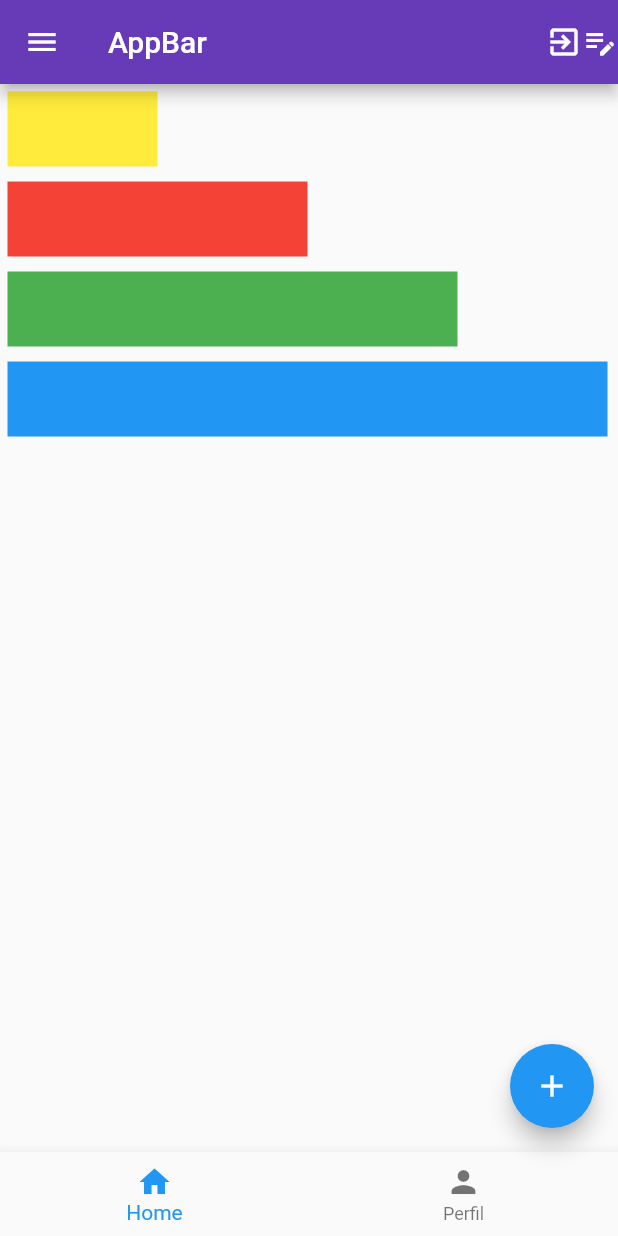
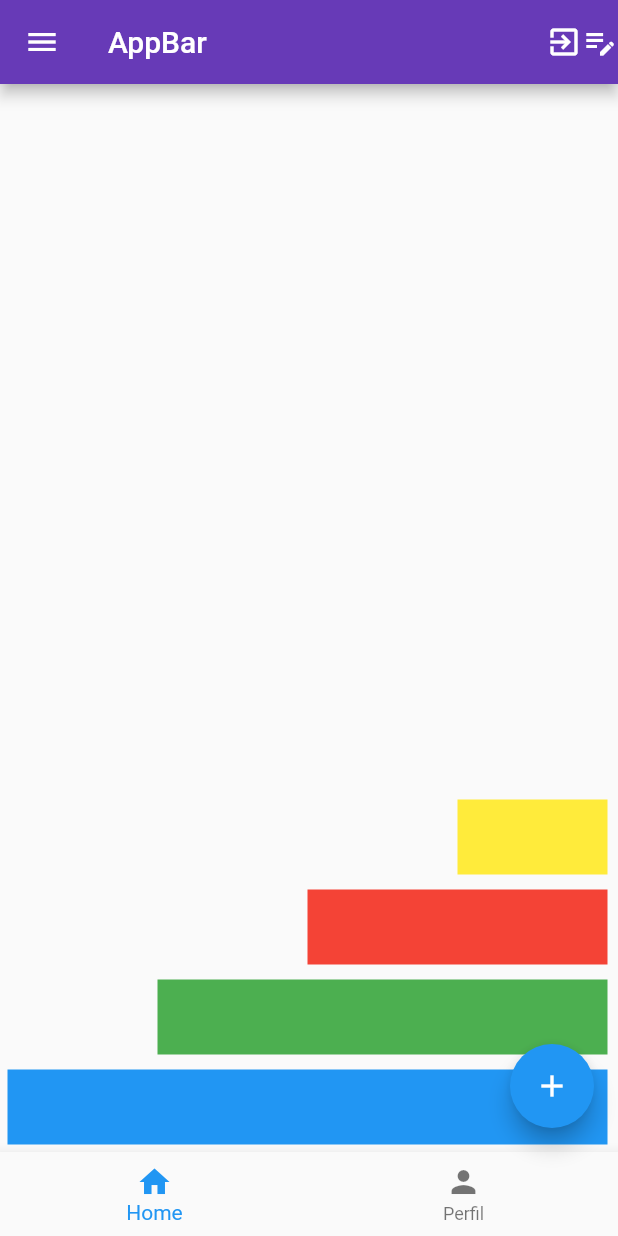
Before and after one commit to CamilaMSilv/projetoFinal, a Flutter app: the screen it shows after launch, on a phone screen of 412 x 824 dp. Run offline on Flutter 3.47's test engine with Material 2 defaults, Android fonts, the phone set to English and light mode, and no system bars.

Commit message:
commit exercicio 2

```diff
--- a/lib/main.dart
+++ b/lib/main.dart
@@ -29,8 +29,8 @@ class _MainAppState extends State<MainApp> {
             actions: const [Icon(Icons.exit_to_app), Icon(Icons.edit_note)],
           ),
           body: Column(
-            mainAxisAlignment: MainAxisAlignment.start,
-            crossAxisAlignment: CrossAxisAlignment.start,
+            mainAxisAlignment: MainAxisAlignment.end,
+            crossAxisAlignment: CrossAxisAlignment.end,
             children: [
             Container(width: 100, height: 50, color: Colors.yellow, margin: const EdgeInsets.all(5)),
             Container(width: 200, height: 50, color: Colors.red, margin: const EdgeInsets.all(5)),
```
